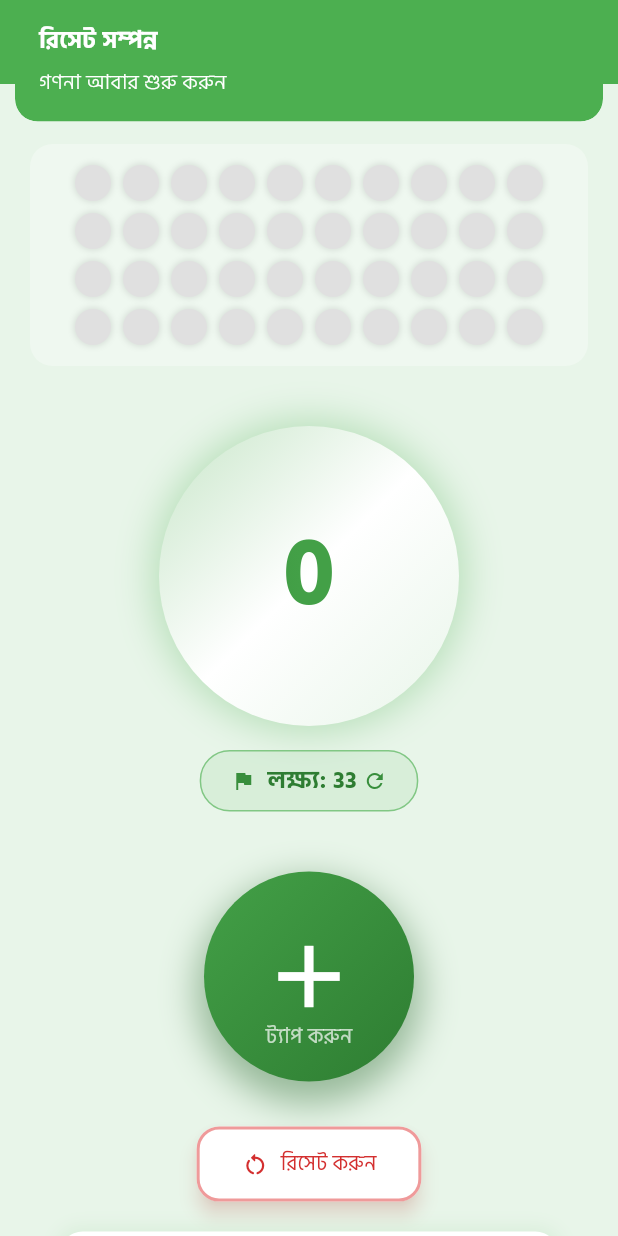
After one commit to mdsiamulislam/IOM-Daily-Azkar, a Flutter app: the TasbihScreen screen opened directly, after a tap on "রিসেট করুন", on a phone screen of 412 x 824 dp. The commit adds this screen. Run offline on Flutter 3.47's test engine with Material 3 defaults, Android fonts, the phone set to English and light mode, and no system bars; our stand-ins replace adhan, connectivity_plus, flutter_markdown, get, package_info_plus, share_plus and 3 more; accounts and stored records are empty; network calls fail.

Commit message:
feat: add Tasbih feature with counter, settings, and celebration animation

```diff
--- /dev/null
+++ b/lib/features/tasbih/controllers/tasbih_controller.dart
@@ -0,0 +1,174 @@
+import 'package:flutter/material.dart';
+import 'package:get/get.dart';
+import 'package:shared_preferences/shared_preferences.dart';
+
+class TasbihController extends GetxController {
+  var count = 0.obs;
+  var targetCount = 33.obs;
+  var isAnimating = false.obs;
+  var isVibrating = true.obs;
+  var beadAnimation = <int>[].obs;
+
+  final List<int> _targetPresets = [33, 99, 100];
+  int _presetIndex = 0;
+
+  @override
+  void onInit() {
+    super.onInit();
+    _loadCount();
+    _loadSettings();
+  }
+
+  void increment() {
+    if (count.value >= targetCount.value) {
+      _celebrateCompletion();
+      return;
+    }
+
+    count.value++;
+    _saveCount();
+
+    // Add animation effect
+    beadAnimation.add(count.value);
+    Future.delayed(Duration(milliseconds: 300), () {
+      beadAnimation.remove(count.value);
+    });
+
+    // Check if target reached
+    if (count.value == targetCount.value) {
+      _celebrateCompletion();
+    }
+  }
+
+  void reset() {
+    count.value = 0;
+    _saveCount();
+    Get.snackbar(
+      'রিসেট সম্পন্ন',
+      'গণনা আবার শুরু করুন',
+      backgroundColor: Colors.green,
+      colorText: Colors.white,
+    );
+  }
+
+  void changeTarget() {
+    _presetIndex = (_presetIndex + 1) % _targetPresets.length;
+    targetCount.value = _targetPresets[_presetIndex];
+    _saveSettings();
+  }
+
+  void toggleVibration() {
+    isVibrating.value = !isVibrating.value;
+    _saveSettings();
+  }
+
+  Future<void> _celebrateCompletion() async {
+    isAnimating.value = true;
+
+    // Show completion dialog
+    Future.delayed(Duration(milliseconds: 500), () {
+      Get.dialog(
+        _CompletionDialog(targetCount: targetCount.value),
+        barrierDismissible: true,
+      );
+    });
+
+    Future.delayed(Duration(milliseconds: 2000), () {
+      isAnimating.value = false;
+    });
+  }
+
+  Future<void> _loadCount() async {
+    final prefs = await SharedPreferences.getInstance();
+    count.value = prefs.getInt('tasbihCount') ?? 0;
+    targetCount.value = prefs.getInt('targetCount') ?? 33;
+  }
+
+  Future<void> _saveCount() async {
+    final prefs = await SharedPreferences.getInstance();
+    await prefs.setInt('tasbihCount', count.value);
+  }
+
+  Future<void> _loadSettings() async {
+    final prefs = await SharedPreferences.getInstance();
+    isVibrating.value = prefs.getBool('vibrationEnabled') ?? true;
+  }
+
+  Future<void> _saveSettings() async {
+    final prefs = await SharedPreferences.getInstance();
+    await prefs.setInt('targetCount', targetCount.value);
+    await prefs.setBool('vibrationEnabled', isVibrating.value);
+  }
+}
+
+class _CompletionDialog extends StatelessWidget {
+  final int targetCount;
+
+  const _CompletionDialog({required this.targetCount});
+
+  @override
+  Widget build(BuildContext context) {
+    return Dialog(
+      backgroundColor: Colors.transparent,
+      child: Container(
+        padding: EdgeInsets.all(24),
+        decoration: BoxDecoration(
+          gradient: LinearGradient(
+            colors: [Colors.green.shade700, Colors.green.shade900],
+            begin: Alignment.topLeft,
+            end: Alignment.bottomRight,
+          ),
+          borderRadius: BorderRadius.circular(20),
+          boxShadow: [
+            BoxShadow(
+              color: Colors.black.withOpacity(0.3),
+              blurRadius: 20,
+              spreadRadius: 5,
+            ),
+          ],
+        ),
+        child: Column(
+          mainAxisSize: MainAxisSize.min,
+          children: [
+            Icon(
+              Icons.star,
+              color: Colors.amber,
+              size: 60,
+            ),
+            SizedBox(height: 16),
+            Text(
+              "মাশাআল্লাহ!",
+              style: TextStyle(
+                fontSize: 28,
+                fontWeight: FontWeight.bold,
+                color: Colors.white,
+              ),
+            ),
+            SizedBox(height: 8),
+            Text(
+              "$targetCount বার তসবিহ সম্পন্ন হয়েছে",
+              style: TextStyle(
+                fontSize: 18,
+                color: Colors.white70,
+              ),
+              textAlign: TextAlign.center,
+            ),
+            SizedBox(height: 20),
+            ElevatedButton(
+              onPressed: () => Get.back(),
+              style: ElevatedButton.styleFrom(
+                backgroundColor: Colors.white,
+                foregroundColor: Colors.green.shade800,
+                shape: RoundedRectangleBorder(
+                  borderRadius: BorderRadius.circular(10),
+                ),
+                padding: EdgeInsets.symmetric(horizontal: 30, vertical: 12),
+              ),
+              child: Text("ঠিক আছে"),
+            ),
+          ],
+        ),
+      ),
+    );
+  }
+}
--- /dev/null
+++ b/lib/features/tasbih/screens/tasbih_screen.dart
@@ -0,0 +1,416 @@
+import 'package:flutter/material.dart';
+import 'package:get/get.dart';
+import '../controllers/tasbih_controller.dart';
+
+class TasbihScreen extends StatelessWidget {
+  final TasbihController controller = Get.put(TasbihController());
+
+  TasbihScreen({super.key});
+
+  @override
+  Widget build(BuildContext context) {
+    return Scaffold(
+      appBar: AppBar(
+        title: Text("তসবিহ গণনা"),
+      ),
+      body: Column(
+        children: [
+          Expanded(
+            child: SingleChildScrollView(
+              child: Padding(
+                padding: const EdgeInsets.all(20),
+                child: Column(
+                  mainAxisAlignment: MainAxisAlignment.center,
+                  children: [
+                    SizedBox(height: 20),
+
+                    // Tasbih Beads Visualization
+                    Obx(() => _TasbihBeads(
+                      currentCount: controller.count.value,
+                      targetCount: controller.targetCount.value,
+                      animatedBeads: controller.beadAnimation,
+                    )),
+
+                    SizedBox(height: 40),
+
+                    // Main Counter with Celebration Animation
+                    Obx(() => Stack(
+                      alignment: Alignment.center,
+                      children: [
+                        AnimatedContainer(
+                          duration: Duration(milliseconds: 300),
+                          width: controller.isAnimating.value ? 220 : 200,
+                          height: controller.isAnimating.value ? 220 : 200,
+                          decoration: BoxDecoration(
+                            color: Colors.white,
+                            shape: BoxShape.circle,
+                            boxShadow: [
+                              BoxShadow(
+                                color: Colors.green.withOpacity(0.3),
+                                blurRadius: controller.isAnimating.value ? 40 : 20,
+                                spreadRadius: controller.isAnimating.value ? 10 : 5,
+                              ),
+                            ],
+                            gradient: LinearGradient(
+                              colors: [
+                                Colors.green.shade100,
+                                Colors.white,
+                                Colors.green.shade50,
+                              ],
+                              begin: Alignment.topLeft,
+                              end: Alignment.bottomRight,
+                            ),
+                          ),
+                          child: Center(
+                            child: Text(
+                              controller.count.value.toString(),
+                              style: TextStyle(
+                                fontSize: 64,
+                                fontWeight: FontWeight.bold,
+                                foreground: Paint()
+                                  ..shader = LinearGradient(
+                                    colors: [
+                                      Colors.green.shade800,
+                                      Colors.green.shade600,
+                                    ],
+                                  ).createShader(
+                                    Rect.fromLTWH(0, 0, 200, 70),
+                                  ),
+                              ),
+                            ),
+                          ),
+                        ),
+
+                        // Celebration animation
+                        if (controller.isAnimating.value)
+                          Positioned.fill(
+                            child: Container(
+                              decoration: BoxDecoration(
+                                shape: BoxShape.circle,
+                                gradient: RadialGradient(
+                                  colors: [
+                                    Colors.amber.withOpacity(0.3),
+                                    Colors.transparent,
+                                  ],
+                                  stops: [0.1, 1.0],
+                                ),
+                              ),
+                            ),
+                          ),
+                      ],
+                    )),
+
+                    SizedBox(height: 16),
+
+                    // Target Counter
+                    Obx(() => GestureDetector(
+                      onTap: controller.changeTarget,
+                      child: Container(
+                        padding: EdgeInsets.symmetric(horizontal: 20, vertical: 8),
+                        decoration: BoxDecoration(
+                          color: Colors.green.withOpacity(0.1),
+                          borderRadius: BorderRadius.circular(20),
+                          border: Border.all(color: Colors.green.shade300),
+                        ),
+                        child: Row(
+                          mainAxisSize: MainAxisSize.min,
+                          children: [
+                            Icon(Icons.flag, color: Colors.green.shade700, size: 16),
+                            SizedBox(width: 8),
+                            Text(
+                              "লক্ষ্য: ${controller.targetCount.value}",
+                              style: TextStyle(
+                                fontSize: 16,
+                                color: Colors.green.shade800,
+                                fontWeight: FontWeight.w600,
+                              ),
+                            ),
+                            SizedBox(width: 4),
+                            Icon(Icons.refresh, color: Colors.green.shade700, size: 16),
+                          ],
+                        ),
+                      ),
+                    )),
+
+                    SizedBox(height: 40),
+
+                    // Main Count Button
+                    Obx(() => GestureDetector(
+                      onTapDown: (_) => controller.increment(),
+                      child: AnimatedContainer(
+                        duration: Duration(milliseconds: 200),
+                        width: 140,
+                        height: 140,
+                        decoration: BoxDecoration(
+                          gradient: LinearGradient(
+                            colors: [
+                              Colors.green.shade600,
+                              Colors.green.shade800,
+                            ],
+                            begin: Alignment.topLeft,
+                            end: Alignment.bottomRight,
+                          ),
+                          shape: BoxShape.circle,
+                          boxShadow: [
+                            BoxShadow(
+                              color: Colors.green.shade900.withOpacity(0.4),
+                              blurRadius: 20,
+                              spreadRadius: 5,
+                              offset: Offset(0, 10),
+                            ),
+                          ],
+                        ),
+                        child: Stack(
+                          alignment: Alignment.center,
+                          children: [
+                            // Pulse animation
+                            if (controller.beadAnimation.isNotEmpty)
+                              Positioned.fill(
+                                child: AnimatedContainer(
+                                  duration: Duration(milliseconds: 300),
+                                  decoration: BoxDecoration(
+                                    shape: BoxShape.circle,
+                                    color: Colors.white.withOpacity(0.2),
+                                  ),
+                                ),
+                              ),
+
+                            Icon(
+                              Icons.add,
+                              size: 70,
+                              color: Colors.white,
+                            ),
+
+                            Positioned(
+                              bottom: 20,
+                              child: Text(
+                                "ট্যাপ করুন",
+                                style: TextStyle(
+                                  color: Colors.white70,
+                                  fontSize: 14,
+                                ),
+                              ),
+                            ),
+                          ],
+                        ),
+                      ),
+                    )),
+
+                    SizedBox(height: 30),
+
+                    // Reset Button
+                    ElevatedButton.icon(
+                      onPressed: controller.reset,
+                      icon: Icon(Icons.restart_alt_rounded),
+                      label: Text("রিসেট করুন"),
+                      style: ElevatedButton.styleFrom(
+                        backgroundColor: Colors.white,
+                        foregroundColor: Colors.red.shade700,
+                        padding: EdgeInsets.symmetric(horizontal: 30, vertical: 15),
+                        shape: RoundedRectangleBorder(
+                          borderRadius: BorderRadius.circular(15),
+                          side: BorderSide(color: Colors.red.shade200, width: 2),
+                        ),
+                        elevation: 5,
+                        shadowColor: Colors.red.withOpacity(0.3),
+                      ),
+                    ),
+
+                    SizedBox(height: 20),
+
+                    // Stats Card
+                    Container(
+                      margin: EdgeInsets.symmetric(horizontal: 20),
+                      padding: EdgeInsets.all(16),
+                      decoration: BoxDecoration(
+                        color: Colors.white,
+                        borderRadius: BorderRadius.circular(15),
+                        boxShadow: [
+                          BoxShadow(
+                            color: Colors.green.withOpacity(0.1),
+                            blurRadius: 10,
+                            spreadRadius: 2,
+                          ),
+                        ],
+                      ),
+                      child: Row(
+                        mainAxisAlignment: MainAxisAlignment.spaceAround,
+                        children: [
+                          _StatItem(
+                            icon: Icons.history,
+                            value: controller.count.value.toString(),
+                            label: "মোট গণনা",
+                          ),
+                          Container(
+                            height: 40,
+                            width: 1,
+                            color: Colors.grey.shade300,
+                          ),
+                          Obx(() => _StatItem(
+                            icon: Icons.flag,
+                            value: "${((controller.count.value / controller.targetCount.value) * 100).toStringAsFixed(1)}%",
+                            label: "সম্পন্ন",
+                          )),
+                        ],
+                      ),
+                    ),
+                  ],
+                ),
+              ),
+            ),
+          ),
+        ],
+      ),
+    );
+  }
+}
+
+// Tasbih Beads Visualization Widget
+class _TasbihBeads extends StatelessWidget {
+  final int currentCount;
+  final int targetCount;
+  final List<int> animatedBeads;
+
+  const _TasbihBeads({
+    required this.currentCount,
+    required this.targetCount,
+    required this.animatedBeads,
+  });
+
+  @override
+  Widget build(BuildContext context) {
+    final beadsPerRow = 10;
+    final rows = (targetCount / beadsPerRow).ceil();
+
+    return Container(
+      padding: EdgeInsets.all(10),
+      decoration: BoxDecoration(
+        color: Colors.white.withOpacity(0.3),
+        borderRadius: BorderRadius.circular(15),
+      ),
+      child: Column(
+        children: List.generate(rows, (rowIndex) {
+          return Row(
+            mainAxisAlignment: MainAxisAlignment.center,
+            children: List.generate(beadsPerRow, (colIndex) {
+              final beadNumber = rowIndex * beadsPerRow + colIndex + 1;
+              final isCompleted = beadNumber <= currentCount;
+              final isAnimating = animatedBeads.contains(beadNumber);
+
+              return Container(
+                margin: EdgeInsets.all(4),
+                child: AnimatedContainer(
+                  duration: Duration(milliseconds: 300),
+                  width: 24,
+                  height: 24,
+                  decoration: BoxDecoration(
+                    color: isCompleted ? Colors.green.shade600 : Colors.grey.shade300,
+                    shape: BoxShape.circle,
+                    boxShadow: isAnimating
+                        ? [
+                      BoxShadow(
+                        color: Colors.green.shade600.withOpacity(0.8),
+                        blurRadius: 10,
+                        spreadRadius: 3,
+                      ),
+                    ]
+                        : [
+                      BoxShadow(
+                        color: Colors.black.withOpacity(0.1),
+                        blurRadius: 3,
+                        spreadRadius: 1,
+                      ),
+                    ],
+                    gradient: isCompleted
+                        ? LinearGradient(
+                      colors: [
+                        Colors.green.shade700,
+                        Colors.green.shade500,
+                      ],
+                      begin: Alignment.topLeft,
+                      end: Alignment.bottomRight,
+                    )
+                        : null,
+                  ),
+                ),
+              );
+            }),
+          );
+        }),
+      ),
+    );
+  }
+}
+
+// Stat Item Widget
+class _StatItem extends StatelessWidget {
+  final IconData icon;
+  final String value;
+  final String label;
+
+  const _StatItem({
+    required this.icon,
+    required this.value,
+    required this.label,
+  });
+
+  @override
+  Widget build(BuildContext context) {
+    return Column(
+      children: [
+        Icon(icon, color: Colors.green.shade700, size: 24),
+        SizedBox(height: 4),
+        Text(
+          value,
+          style: TextStyle(
+            fontSize: 20,
+            fontWeight: FontWeight.bold,
+            color: Colors.green.shade800,
+          ),
+        ),
+        Text(
+          label,
+          style: TextStyle(
+            fontSize: 12,
+            color: Colors.grey.shade600,
+          ),
+        ),
+      ],
+    );
+  }
+}
+
+// Islamic Pattern Painter for Background
+class _IslamicPatternPainter extends CustomPainter {
+  @override
+  void paint(Canvas canvas, Size size) {
+    final paint = Paint()
+      ..color = Colors.green.withOpacity(0.05)
+      ..style = PaintingStyle.fill;
+
+    const double spacing = 50;
+    const double radius = 2;
+
+    for (double i = spacing; i < size.width; i += spacing) {
+      for (double j = spacing; j < size.height; j += spacing) {
+        final center = Offset(i, j);
+        canvas.drawCircle(center, radius, paint);
+
+        // Draw small connecting lines
+        final linePaint = Paint()
+          ..color = Colors.green.withOpacity(0.03)
+          ..strokeWidth = 1;
+
+        if (i + spacing < size.width) {
+          canvas.drawLine(center, Offset(i + spacing, j), linePaint);
+        }
+        if (j + spacing < size.height) {
+          canvas.drawLine(center, Offset(i, j + spacing), linePaint);
+        }
+      }
+    }
+  }
+
+  @override
+  bool shouldRepaint(covariant CustomPainter oldDelegate) => false;
+}
```
Also changed, not shown: lib/home/widgets/app_drawer.dart (+12 -5 lines).
